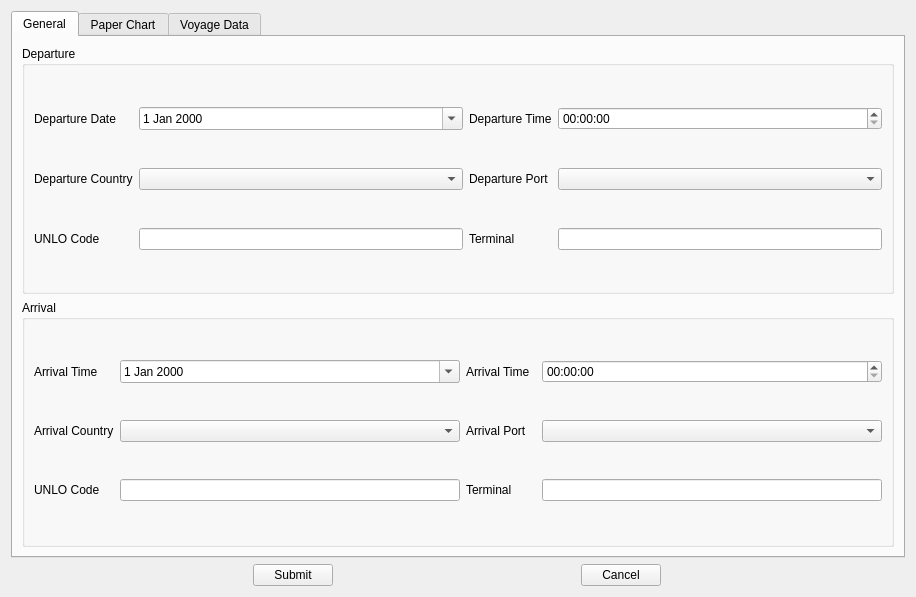
First picture: the form in QtUi/loadRoute.ui, repository heavenlxj/emgui, before the edit.
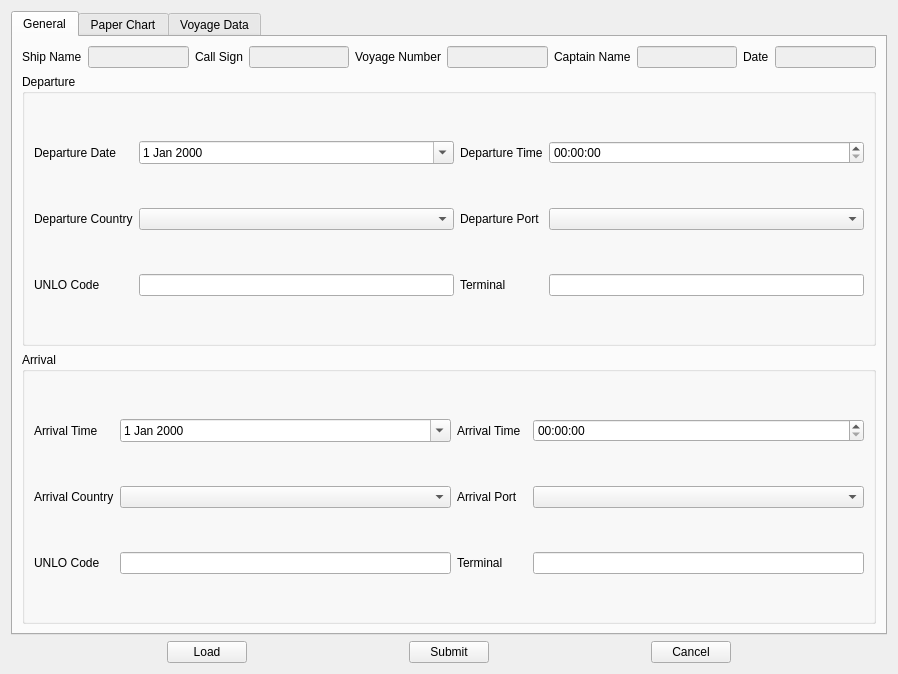
Second picture: the form after the edit. The open tabs and pages were chosen to show the change.

```diff
--- a/QtUi/loadRoute.ui
+++ b/QtUi/loadRoute.ui
@@ -9,8 +9,8 @@
    <rect>
     <x>0</x>
     <y>0</y>
-    <width>916</width>
-    <height>597</height>
+    <width>898</width>
+    <height>674</height>
    </rect>
   </property>
   <property name="windowTitle">
@@ -22,8 +22,51 @@
   <property name="locale">
    <locale language="English" country="UnitedStates"/>
   </property>
-  <layout class="QVBoxLayout" name="verticalLayout_3">
+  <layout class="QGridLayout" name="gridLayout_11">
+   <item row="1" column="0">
+    <layout class="QHBoxLayout" name="horizontalLayout_2">
    <item>
+      <widget class="QPushButton" name="load_btn">
+       <property name="sizePolicy">
+        <sizepolicy hsizetype="Fixed" vsizetype="Fixed">
+         <horstretch>0</horstretch>
+         <verstretch>0</verstretch>
+        </sizepolicy>
+       </property>
+       <property name="text">
+        <string>Load</string>
+       </property>
+      </widget>
+     </item>
+     <item>
+      <widget class="QPushButton" name="submit_btn">
+       <property name="sizePolicy">
+        <sizepolicy hsizetype="Fixed" vsizetype="Fixed">
+         <horstretch>0</horstretch>
+         <verstretch>0</verstretch>
+        </sizepolicy>
+       </property>
+       <property name="text">
+        <string>Submit</string>
+       </property>
+      </widget>
+     </item>
+     <item>
+      <widget class="QPushButton" name="cancel_btn">
+       <property name="sizePolicy">
+        <sizepolicy hsizetype="Fixed" vsizetype="Fixed">
+         <horstretch>0</horstretch>
+         <verstretch>0</verstretch>
+        </sizepolicy>
+       </property>
+       <property name="text">
+        <string>Cancel</string>
+       </property>
+      </widget>
+     </item>
+    </layout>
+   </item>
+   <item row="0" column="0">
     <widget class="QTabWidget" name="tabWidget">
      <property name="currentIndex">
       <number>0</number>
@@ -32,9 +75,115 @@
       <attribute name="title">
        <string>General</string>
       </attribute>
-      <layout class="QVBoxLayout" name="verticalLayout">
-       <item>
+      <layout class="QGridLayout" name="gridLayout_10">
+       <item row="0" column="0">
+        <widget class="QLabel" name="label_5">
+         <property name="sizePolicy">
+          <sizepolicy hsizetype="Preferred" vsizetype="Fixed">
+           <horstretch>0</horstretch>
+           <verstretch>0</verstretch>
+          </sizepolicy>
+         </property>
+         <property name="text">
+          <string>Ship Name</string>
+         </property>
+        </widget>
+       </item>
+       <item row="0" column="1">
+        <widget class="QLineEdit" name="ship_name_edit">
+         <property name="enabled">
+          <bool>false</bool>
+         </property>
+        </widget>
+       </item>
+       <item row="0" column="2">
+        <widget class="QLabel" name="label_18">
+         <property name="sizePolicy">
+          <sizepolicy hsizetype="Preferred" vsizetype="Fixed">
+           <horstretch>0</horstretch>
+           <verstretch>0</verstretch>
+          </sizepolicy>
+         </property>
+         <property name="text">
+          <string>Call Sign</string>
+         </property>
+        </widget>
+       </item>
+       <item row="0" column="3">
+        <widget class="QLineEdit" name="call_sign_edit">
+         <property name="enabled">
+          <bool>false</bool>
+         </property>
+        </widget>
+       </item>
+       <item row="0" column="4">
+        <widget class="QLabel" name="label_23">
+         <property name="sizePolicy">
+          <sizepolicy hsizetype="Preferred" vsizetype="Fixed">
+           <horstretch>0</horstretch>
+           <verstretch>0</verstretch>
+          </sizepolicy>
+         </property>
+         <property name="text">
+          <string>Voyage Number</string>
+         </property>
+        </widget>
+       </item>
+       <item row="0" column="5">
+        <widget class="QLineEdit" name="voyage_number_edit">
+         <property name="enabled">
+          <bool>false</bool>
+         </property>
+        </widget>
+       </item>
+       <item row="0" column="6">
+        <widget class="QLabel" name="label_37">
+         <property name="sizePolicy">
+          <sizepolicy hsizetype="Preferred" vsizetype="Fixed">
+           <horstretch>0</horstretch>
+           <verstretch>0</verstretch>
+          </sizepolicy>
+         </property>
+         <property name="text">
+          <string>Captain Name</string>
+         </property>
+        </widget>
+       </item>
+       <item row="0" column="7">
+        <widget class="QLineEdit" name="captain_name_edit">
+         <property name="enabled">
+          <bool>false</bool>
+         </property>
+        </widget>
+       </item>
+       <item row="0" column="8">
+        <widget class="QLabel" name="label_38">
+         <property name="sizePolicy">
+          <sizepolicy hsizetype="Preferred" vsizetype="Fixed">
+           <horstretch>0</horstretch>
+           <verstretch>0</verstretch>
+          </sizepolicy>
+         </property>
+         <property name="text">
+          <string>Date</string>
+         </property>
+        </widget>
+       </item>
+       <item row="0" column="9">
+        <widget class="QLineEdit" name="date_edit">
+         <property name="enabled">
+          <bool>false</bool>
+         </property>
+        </widget>
+       </item>
+       <item row="1" column="0" colspan="10">
         <widget class="QGroupBox" name="groupBox">
+         <property name="sizePolicy">
+          <sizepolicy hsizetype="Preferred" vsizetype="Preferred">
+           <horstretch>0</horstretch>
+           <verstretch>0</verstretch>
+          </sizepolicy>
+         </property>
          <property name="title">
           <string>Departure</string>
          </property>
@@ -179,8 +328,14 @@
          </layout>
         </widget>
        </item>
-       <item>
+       <item row="2" column="0" colspan="10">
         <widget class="QGroupBox" name="groupBox_2">
+         <property name="sizePolicy">
+          <sizepolicy hsizetype="Preferred" vsizetype="Preferred">
+           <horstretch>0</horstretch>
+           <verstretch>0</verstretch>
+          </sizepolicy>
+         </property>
          <property name="title">
           <string>Arrival</string>
          </property>
@@ -361,6 +516,13 @@
                </property>
               </widget>
              </item>
+               <item>
+                <widget class="QListWidget" name="via_listWidget"/>
+               </item>
+              </layout>
+             </item>
+             <item row="0" column="1">
+              <layout class="QVBoxLayout" name="verticalLayout">
              <item>
               <widget class="QPushButton" name="via_add_btn">
                <property name="sizePolicy">
@@ -387,11 +549,22 @@
                </property>
               </widget>
              </item>
-            </layout>
-           </item>
-           <item row="0" column="1">
-            <widget class="QListWidget" name="via_listWidget"/>
-           </item>
+               <item>
+                <widget class="QPushButton" name="via_up_btn">
+                 <property name="text">
+                  <string>Up</string>
+                 </property>
+                </widget>
+               </item>
+               <item>
+                <widget class="QPushButton" name="via_down_btn">
+                 <property name="text">
+                  <string>Down</string>
+                 </property>
+                </widget>
+               </item>
+              </layout>
+             </item>
           </layout>
          </widget>
         </item>
@@ -1191,36 +1364,6 @@
      </widget>
     </widget>
    </item>
-   <item>
-    <layout class="QHBoxLayout" name="horizontalLayout_2">
-     <item>
-      <widget class="QPushButton" name="submit_btn">
-       <property name="sizePolicy">
-        <sizepolicy hsizetype="Fixed" vsizetype="Fixed">
-         <horstretch>0</horstretch>
-         <verstretch>0</verstretch>
-        </sizepolicy>
-       </property>
-       <property name="text">
-        <string>Submit</string>
-       </property>
-      </widget>
-     </item>
-     <item>
-      <widget class="QPushButton" name="cancel_btn">
-       <property name="sizePolicy">
-        <sizepolicy hsizetype="Fixed" vsizetype="Fixed">
-         <horstretch>0</horstretch>
-         <verstretch>0</verstretch>
-        </sizepolicy>
-       </property>
-       <property name="text">
-        <string>Cancel</string>
-       </property>
-      </widget>
-     </item>
-    </layout>
-   </item>
   </layout>
  </widget>
  <resources/>
```
Left out of the diff: 84 changed lines with no effect on the pictures. Lines whose indentation alone changed are shown as unchanged.
